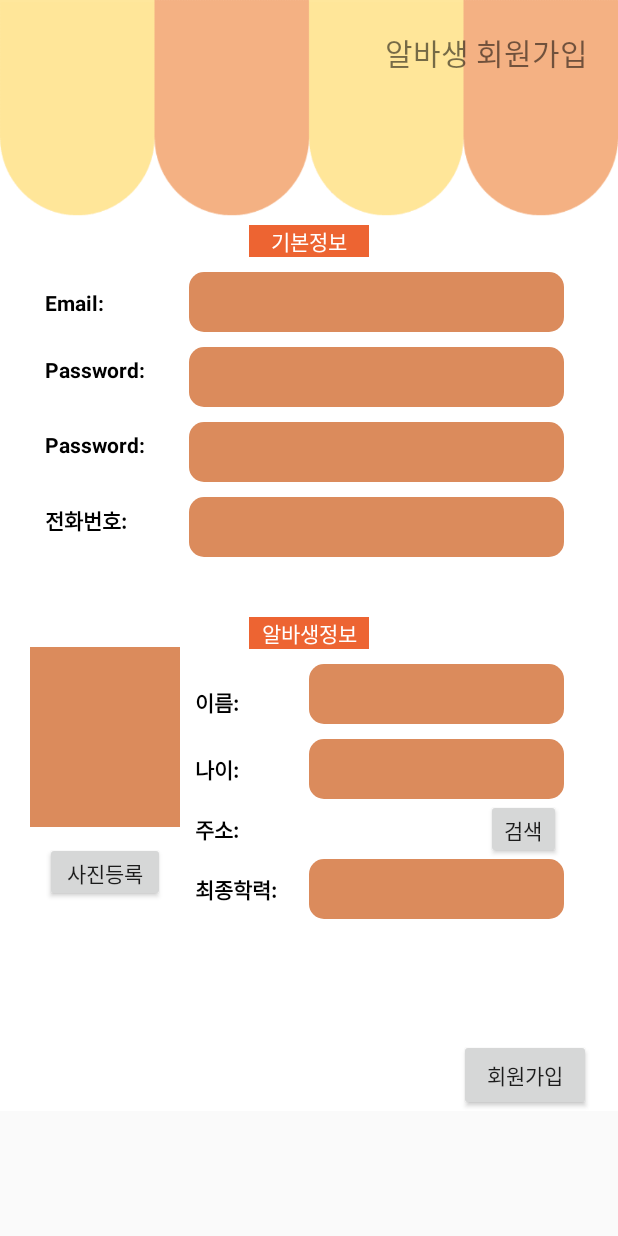
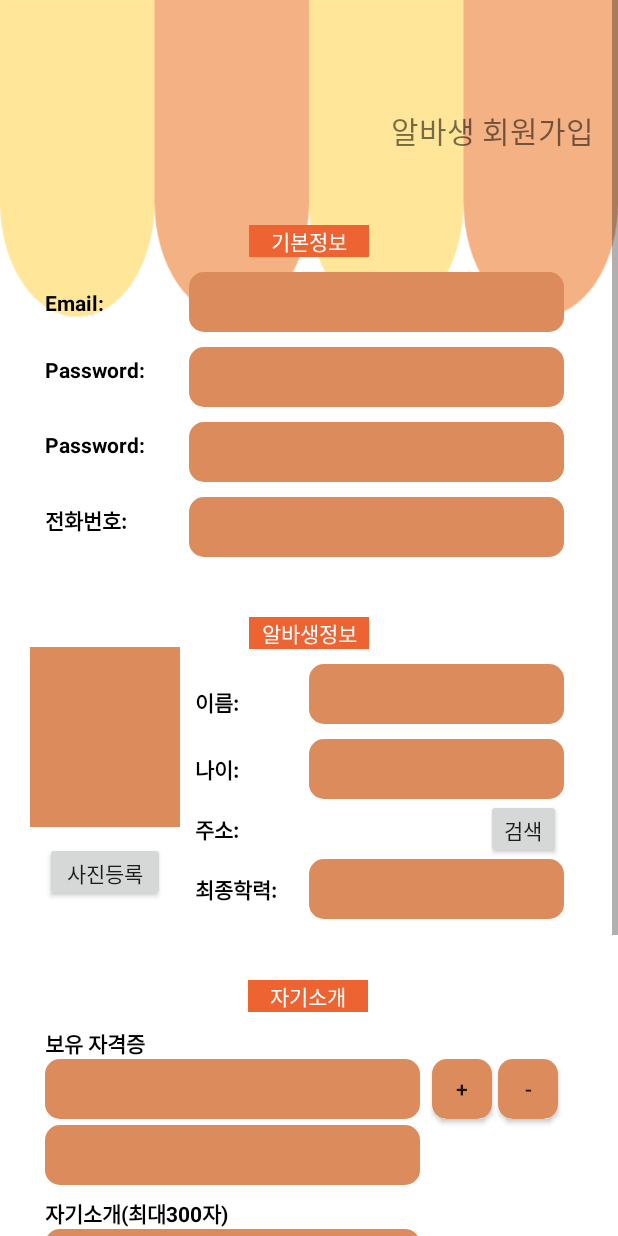
Before and after one commit to yangseongyeal2/AlbaRecord, an Android app: the EmployeeSignupActivity screen opened directly, with no data from a screen before it, on a phone screen of 412 x 824 dp. Run offline under Robolectric (Android 15) with nearby library versions, the phone set to English and light mode, and no system bars; our stand-ins replace Firebase (no records; nobody signed in at launch, a user with empty details on screens opened directly); pictures from the network do not load; 1 statement that could not run was skipped.

Commit message:
Employee회원가입에 자기소개,자격증추가

```diff
--- a/app/src/main/AndroidManifest.xml
+++ b/app/src/main/AndroidManifest.xml
@@ -23,7 +23,6 @@
         <activity android:name=".searchemployee.ShowMoreEmployeeActivity"></activity>
         <activity android:name=".searchemployee.ShowEmployeeActivity"></activity>
         <activity android:name=".searchemployee.SearchEmployeeActivity" />
-        <activity android:name=".login.EmployeeSignupDetail1Activity" />
         <activity android:name=".SalaryActivity" />
         <activity android:name=".login.DaumWebViewActivity" />
         <activity android:name=".login.LoginWayActivity">
--- a/app/src/main/java/com/AlbaRecord/login/EmployeeSignupDetail1Activity.java
+++ /dev/null
@@ -1,16 +0,0 @@
-package com.AlbaRecord.login;
-
-import androidx.appcompat.app.AppCompatActivity;
-
-import android.os.Bundle;
-
-import com.AlbaRecord.R;
-
-public class EmployeeSignupDetail1Activity extends AppCompatActivity {
-
-    @Override
-    protected void onCreate(Bundle savedInstanceState) {
-        super.onCreate(savedInstanceState);
-        setContentView(R.layout.activity_employee_signup_detail1);
-    }
-}
--- a/app/src/main/res/layout/activity_employee_signup.xml
+++ b/app/src/main/res/layout/activity_employee_signup.xml
@@ -20,17 +20,17 @@
         android:layout_height="match_parent"
         android:background="@drawable/short_background">
 
+
         <TextView
             android:id="@+id/employeesignup"
             android:layout_width="wrap_content"
             android:layout_height="wrap_content"
-            android:layout_marginTop="20dp"
-            android:layout_marginEnd="20dp"
+            android:layout_marginTop="72dp"
+            android:layout_marginEnd="16dp"
             android:text="알바생 회원가입"
             android:textSize="20sp"
             app:layout_constraintEnd_toEndOf="parent"
             app:layout_constraintTop_toTopOf="parent" />
-
 
         <androidx.constraintlayout.widget.ConstraintLayout
             android:id="@+id/information"
@@ -292,11 +292,10 @@
                 android:layout_width="100dp"
                 android:layout_height="120dp"
                 android:layout_marginTop="20dp"
+                android:adjustViewBounds="true"
+                android:src="@color/colorMain"
                 app:layout_constraintStart_toStartOf="parent"
-                app:layout_constraintTop_toTopOf="parent"
-                android:src="@color/colorMain"
-                android:adjustViewBounds="true"
-                 />
+                app:layout_constraintTop_toTopOf="parent" />
 
 
             <Button
@@ -311,23 +310,127 @@
 
 
         </androidx.constraintlayout.widget.ConstraintLayout>
-        <TextView
-            android:id="@+id/textviewMessage"
+
+
+        <androidx.constraintlayout.widget.ConstraintLayout
+            android:padding="20dp"
             android:layout_width="match_parent"
             android:layout_height="wrap_content"
-            android:padding="20dp"
             app:layout_constraintEnd_toEndOf="parent"
             app:layout_constraintStart_toStartOf="parent"
-            app:layout_constraintTop_toBottomOf="@+id/employeeinformation" />
+            app:layout_constraintTop_toBottomOf="@+id/employeeinformation">
 
-        <Button
-            android:id="@+id/buttonSignup"
-            android:layout_width="wrap_content"
-            android:layout_height="wrap_content"
-            android:layout_marginEnd="18dp"
-            android:text="회원가입"
-            app:layout_constraintEnd_toEndOf="parent"
-            app:layout_constraintTop_toBottomOf="@+id/textviewMessage" />
+
+            <TextView
+                android:id="@+id/selfintro"
+                android:layout_width="80dp"
+                android:layout_height="wrap_content"
+                android:background="#ED6432"
+                android:text="자기소개"
+                android:textAlignment="center"
+                android:textColor="#ffffff"
+                app:layout_constraintEnd_toEndOf="parent"
+                app:layout_constraintHorizontal_bias="0.498"
+                app:layout_constraintStart_toStartOf="parent"
+                app:layout_constraintTop_toTopOf="parent" />
+
+            <TextView
+                android:id="@+id/license"
+                android:layout_width="80dp"
+                android:layout_height="wrap_content"
+                android:layout_margin="10sp"
+                android:text="보유 자격증"
+                android:textColor="#000000"
+                android:textStyle="bold"
+                app:layout_constraintStart_toStartOf="parent"
+                app:layout_constraintTop_toBottomOf="@+id/selfintro" />
+
+            <EditText
+                android:id="@+id/license1"
+                android:layout_width="250dp"
+                android:layout_height="40dp"
+                android:background="@drawable/login_edittext"
+                android:ems="10"
+                android:inputType="textEmailAddress"
+                app:layout_constraintStart_toStartOf="@+id/license"
+                app:layout_constraintTop_toBottomOf="@+id/license" />
+
+            //이거 누르면 계속 자격증 칸 늘어나게 !!
+
+            <Button
+                android:id="@+id/licenseplus"
+                android:layout_width="40dp"
+                android:layout_height="40dp"
+                android:layout_marginStart="8dp"
+                android:background="@drawable/login_edittext"
+                android:ems="10"
+                android:inputType="textEmailAddress"
+                android:text="+"
+                android:textAlignment="center"
+                app:layout_constraintStart_toEndOf="@+id/license1"
+                app:layout_constraintTop_toBottomOf="@+id/license" />
+
+            <EditText
+                android:id="@+id/license2"
+                android:layout_width="250dp"
+                android:layout_height="40dp"
+                android:layout_marginTop="4dp"
+                android:background="@drawable/login_edittext"
+                android:ems="10"
+                android:inputType="textEmailAddress"
+                app:layout_constraintStart_toStartOf="@+id/license"
+                app:layout_constraintTop_toBottomOf="@+id/license1" />
+
+            //이거 누르면 자격증 칸 삭제되게!! 칸은 0개-10개까지가 괜찮을듯??
+
+            <Button
+                android:id="@+id/licensedelete"
+                android:layout_width="40dp"
+                android:layout_height="40dp"
+                android:layout_marginStart="4dp"
+                android:background="@drawable/login_edittext"
+                android:ems="10"
+                android:inputType="textEmailAddress"
+                android:text="-"
+                android:textAlignment="center"
+                app:layout_constraintStart_toEndOf="@+id/licenseplus"
+                app:layout_constraintTop_toBottomOf="@+id/license" />
+
+
+            <TextView
+                android:id="@+id/selfintrotitle"
+                android:layout_width="wrap_content"
+                android:layout_height="wrap_content"
+                android:layout_marginTop="8dp"
+                android:text="자기소개(최대300자)"
+                android:textColor="#000000"
+                android:textStyle="bold"
+                app:layout_constraintStart_toStartOf="@+id/license"
+                app:layout_constraintTop_toBottomOf="@+id/license2" />
+
+
+            <EditText
+                android:id="@+id/selfintrobody"
+                android:layout_width="250dp"
+                android:layout_height="250dp"
+                android:background="@drawable/login_edittext"
+                android:ems="10"
+                android:inputType="textEmailAddress"
+                app:layout_constraintStart_toStartOf="@+id/license"
+                app:layout_constraintTop_toBottomOf="@+id/selfintrotitle" />
+
+            <Button
+                android:id="@+id/buttonSignup"
+                android:layout_width="wrap_content"
+                android:layout_height="wrap_content"
+                android:layout_marginStart="8dp"
+                android:text="회원가입"
+                app:layout_constraintBottom_toBottomOf="@+id/selfintrobody"
+                app:layout_constraintStart_toEndOf="@+id/selfintrobody" />
+
+        </androidx.constraintlayout.widget.ConstraintLayout>
+
+
 
 
     </androidx.constraintlayout.widget.ConstraintLayout>
--- a/app/src/main/res/layout/activity_employee_signup_detail1.xml
+++ /dev/null
@@ -1,22 +0,0 @@
-<?xml version="1.0" encoding="utf-8"?>
-<androidx.constraintlayout.widget.ConstraintLayout xmlns:android="http://schemas.android.com/apk/res/android"
-    xmlns:app="http://schemas.android.com/apk/res-auto"
-    xmlns:tools="http://schemas.android.com/tools"
-    android:layout_width="match_parent"
-    android:layout_height="match_parent"
-    tools:context=".login.EmployeeSignupDetail1Activity"
-    android:background="@drawable/long_background">
-
-    <TextView
-        android:id="@+id/employeesignupdetail1"
-        android:layout_width="wrap_content"
-        android:layout_height="wrap_content"
-        android:layout_marginTop="120dp"
-        android:text="자기소개입력하는거랑\n이것저것쓰자"
-        app:layout_constraintEnd_toEndOf="parent"
-        app:layout_constraintHorizontal_bias="0.498"
-        app:layout_constraintStart_toStartOf="parent"
-        app:layout_constraintTop_toTopOf="parent" />
-
-
-</androidx.constraintlayout.widget.ConstraintLayout>
```
